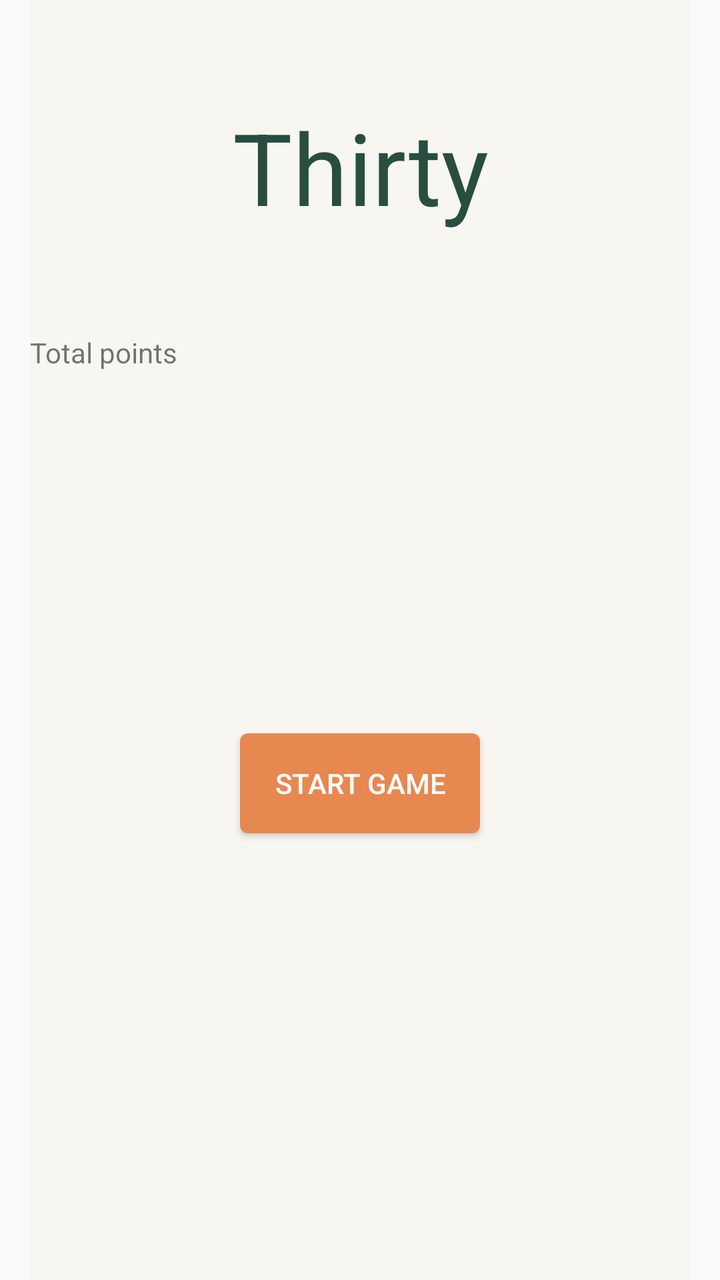
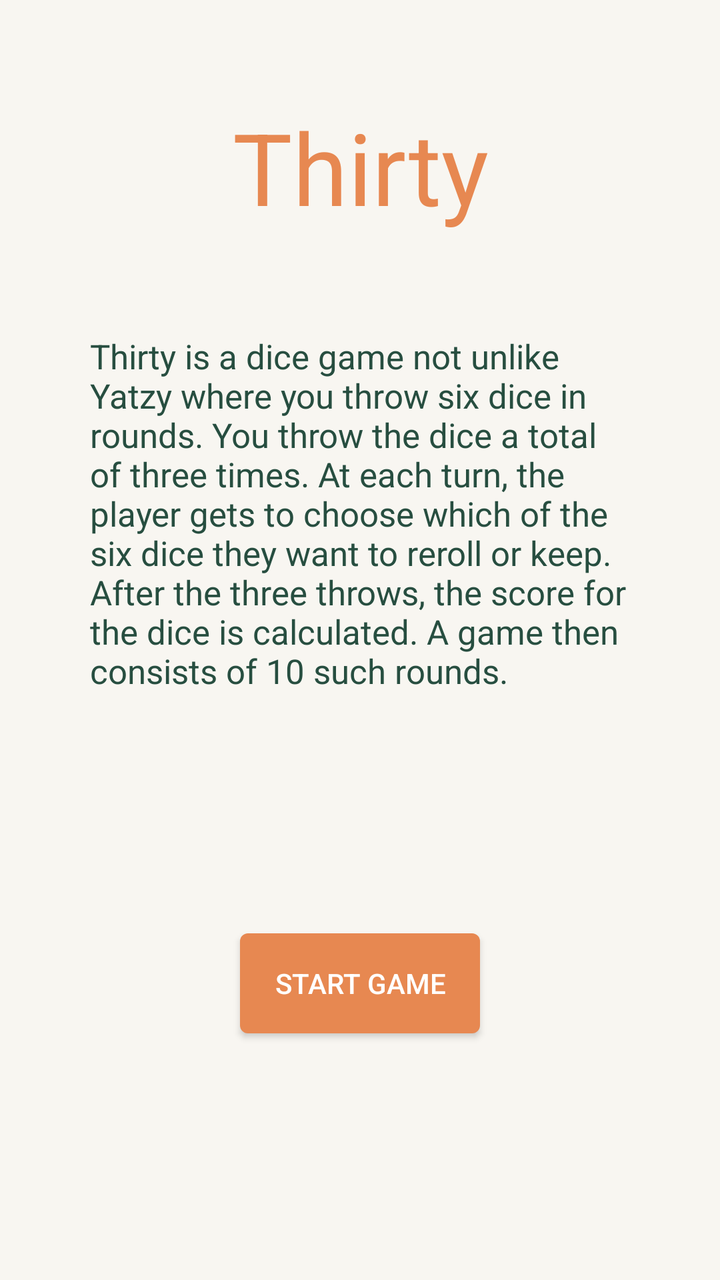

Before-and-after screenshots of an Android layout around one commit, followed by the original layout XML and the change that was made.
<!-- AndroidManifest.xml: application theme Theme.Thirty -->
<!-- res/layout/activity_intro.xml -->
<?xml version="1.0" encoding="utf-8"?>
<androidx.constraintlayout.widget.ConstraintLayout xmlns:android="http://schemas.android.com/apk/res/android"
    xmlns:app="http://schemas.android.com/apk/res-auto"
    xmlns:tools="http://schemas.android.com/tools"
    android:layout_width="match_parent"
    android:layout_height="match_parent"
    tools:context=".IntroActivity">

    <LinearLayout
        android:layout_width="match_parent"
        android:layout_height="match_parent"
        android:orientation="vertical"
        android:background="@color/background"
        android:id="@+id/root_layout"
        android:layout_marginStart="15dp"
        android:layout_marginEnd="15dp">

        <TextView
            android:id="@+id/textView"
            android:layout_width="match_parent"
            android:layout_height="wrap_content"
            android:text="@string/app_name"
            android:textSize="50sp"
            android:gravity="center"
            android:textColor="#274E40"
            android:layout_marginTop="50dp"
            android:layout_marginBottom="50dp"/>

        <TextView
            android:layout_width="match_parent"
            android:layout_height="200dp"
            android:text="@string/results_total"/>


        <Button
            android:id="@+id/start_button"
            android:layout_gravity="center"
            android:layout_height="50dp"
            android:layout_width="120dp"
            android:background="@drawable/button_shape"
            android:gravity="center"
            android:text="@string/start_game"
            android:textColor="@color/white" />

    </LinearLayout>

</androidx.constraintlayout.widget.ConstraintLayout>
<!-- resources referenced by this layout -->
<resources>
  <color name="background">#FFF8F6F1</color>
  <color name="white">#FFFFFFFF</color>
  <!-- drawable button_shape (drawable) -->
  <shape xmlns:android="http://schemas.android.com/apk/res/android"
      android:shape="rectangle" >
      <solid
          android:color="@color/button" />
  
  
  
      <corners
          android:radius="4dp" />
  </shape>
  <string name="app_name">Thirty</string>
  <string name="results_total">Total points</string>
  <string name="start_game">Start Game</string>
  <style name="Theme.Thirty" parent="android:Theme.Material.Light.NoActionBar">
      </style>
  <color name="button">#FFE78851</color>
</resources>

<!-- the commit's change to res/layout/activity_intro.xml (unified diff, before → after) -->
@@ -4,16 +4,16 @@
     xmlns:tools="http://schemas.android.com/tools"
     android:layout_width="match_parent"
     android:layout_height="match_parent"
+    android:background="@color/background"
     tools:context=".IntroActivity">
 
     <LinearLayout
         android:layout_width="match_parent"
         android:layout_height="match_parent"
         android:orientation="vertical"
-        android:background="@color/background"
         android:id="@+id/root_layout"
-        android:layout_marginStart="15dp"
-        android:layout_marginEnd="15dp">
+        android:layout_marginStart="45dp"
+        android:layout_marginEnd="45dp">
 
         <TextView
             android:id="@+id/textView"
@@ -22,14 +22,17 @@
             android:text="@string/app_name"
             android:textSize="50sp"
             android:gravity="center"
-            android:textColor="#274E40"
+            android:textColor="#E78851"
             android:layout_marginTop="50dp"
             android:layout_marginBottom="50dp"/>
 
         <TextView
             android:layout_width="match_parent"
-            android:layout_height="200dp"
-            android:text="@string/results_total"/>
+            android:layout_height="wrap_content"
+            android:layout_marginBottom="120dp"
+            android:text="@string/description"
+            android:textColor="#274E40"
+            android:textSize="17sp"/>
 
 
         <Button
<!-- resource entries referenced after the edit -->
@@ -14,7 +14,7 @@
           android:radius="4dp" />
   </shape>
   <string name="app_name">Thirty</string>
-  <string name="results_total">Total points</string>
+  <string name="description">Thirty is a dice game not unlike Yatzy where you throw six dice in rounds. You throw the dice a total of three times. At each turn, the player gets to choose which of the six dice they want to reroll or keep. After the three throws, the score for the dice is calculated. A game then consists of 10 such rounds.</string>
   <string name="start_game">Start Game</string>
   <style name="Theme.Thirty" parent="android:Theme.Material.Light.NoActionBar">
       </style>
